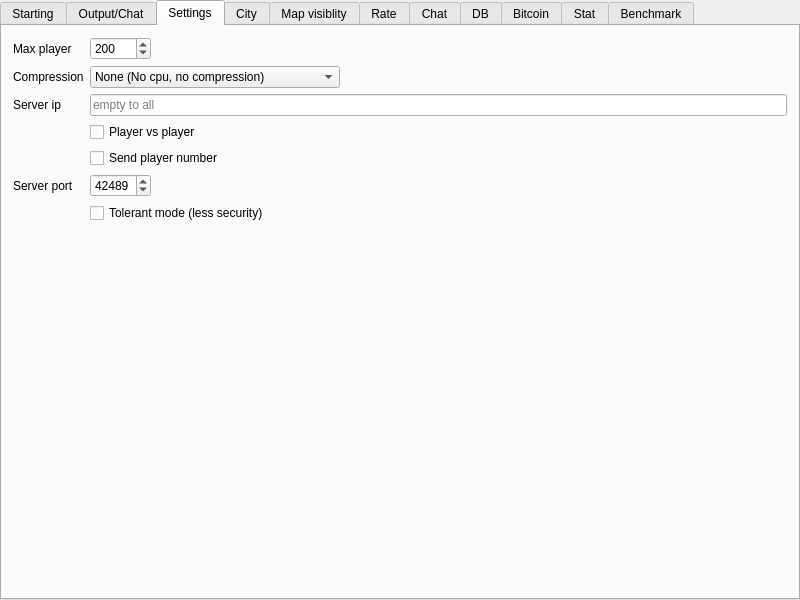
Old version of the form server/MainWindow.ui in the repository alphaonex86/CatchChallenger.
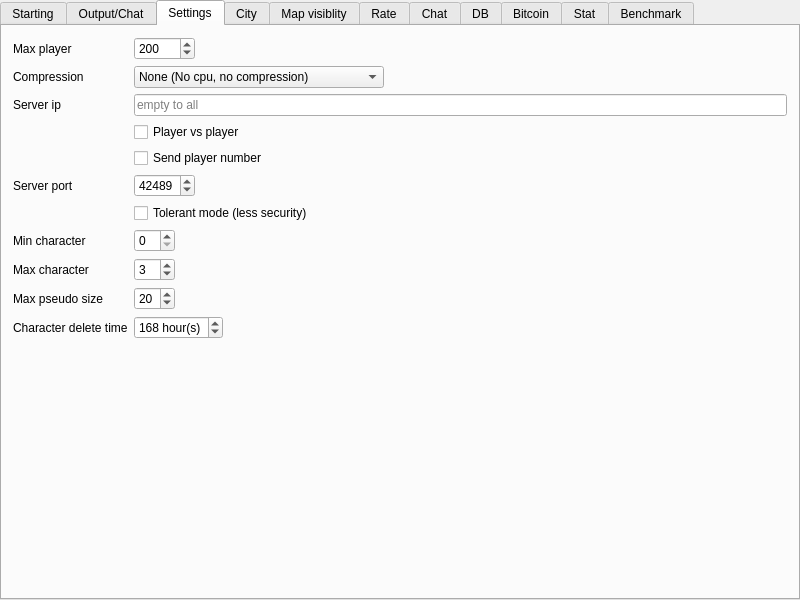
New version of the form. The open tabs and pages were chosen to show the change. Icons and pictures are not drawn.

What changed in the file:
```diff
--- a/server/MainWindow.ui
+++ b/server/MainWindow.ui
@@ -285,6 +285,70 @@
           </property>
          </widget>
         </item>
+        <item row="7" column="0">
+         <widget class="QLabel" name="label_8">
+          <property name="text">
+           <string>Min character</string>
+          </property>
+         </widget>
+        </item>
+        <item row="8" column="0">
+         <widget class="QLabel" name="label_10">
+          <property name="text">
+           <string>Max character</string>
+          </property>
+         </widget>
+        </item>
+        <item row="10" column="0">
+         <widget class="QLabel" name="label_11">
+          <property name="text">
+           <string>Max pseudo size</string>
+          </property>
+         </widget>
+        </item>
+        <item row="12" column="0">
+         <widget class="QLabel" name="label_12">
+          <property name="text">
+           <string>Character delete time</string>
+          </property>
+         </widget>
+        </item>
+        <item row="12" column="1">
+         <widget class="QSpinBox" name="character_delete_time">
+          <property name="suffix">
+           <string> hour(s)</string>
+          </property>
+          <property name="minimum">
+           <number>1</number>
+          </property>
+          <property name="maximum">
+           <number>999</number>
+          </property>
+          <property name="value">
+           <number>168</number>
+          </property>
+         </widget>
+        </item>
+        <item row="10" column="1">
+         <widget class="QSpinBox" name="max_pseudo_size">
+          <property name="minimum">
+           <number>1</number>
+          </property>
+          <property name="value">
+           <number>20</number>
+          </property>
+         </widget>
+        </item>
+        <item row="7" column="1">
+         <widget class="QSpinBox" name="min_character"/>
+        </item>
+        <item row="8" column="1">
+         <widget class="QSpinBox" name="max_character">
+          <property name="value">
+           <number>3</number>
+          </property>
+         </widget>
+        </item>
        </layout>
       </widget>
       <widget class="QWidget" name="city">
```
Left out of the diff: 2 changed lines with no effect on the pictures.
